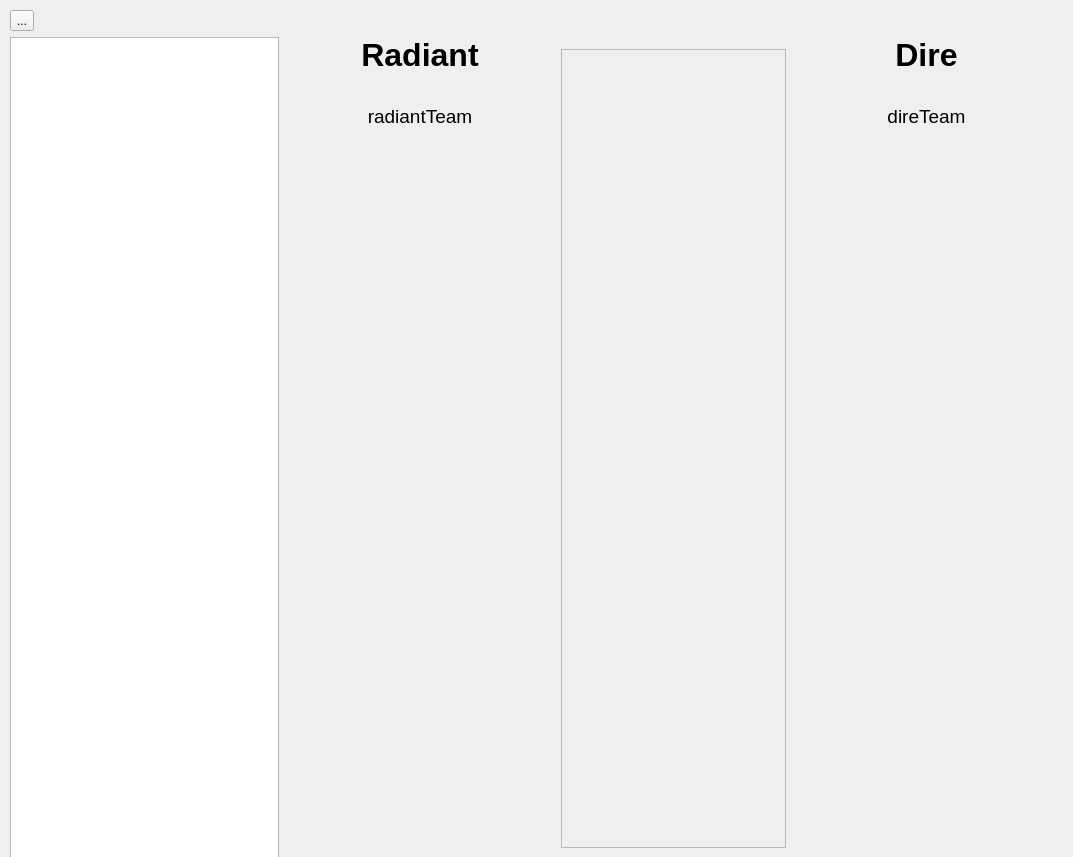
Qt form src/replaywidget.ui (Philaeux/chauve) before a commit.
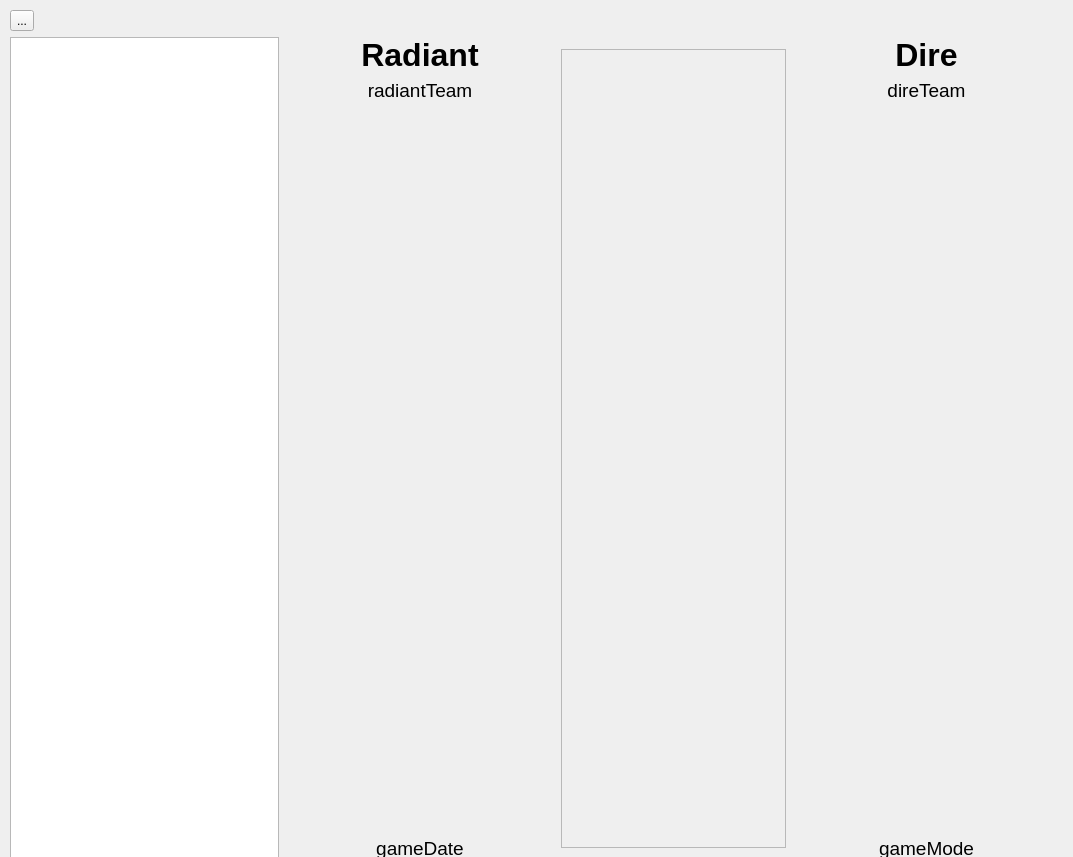
The same form after that commit. Icons and pictures are not drawn.

The edit to the form file:
```diff
--- a/src/replaywidget.ui
+++ b/src/replaywidget.ui
@@ -13,7 +13,7 @@
   <property name="toolTip">
    <string>Refresh replays dem files from steam folder.</string>
   </property>
-  <widget class="QWidget" name="">
+  <widget class="QWidget" name="layoutWidget">
    <property name="geometry">
     <rect>
      <x>10</x>
@@ -101,6 +101,26 @@
           </property>
          </widget>
         </item>
+        <item>
+         <widget class="QLabel" name="radiantTeam">
+          <property name="font">
+           <font>
+            <pointsize>14</pointsize>
+            <weight>50</weight>
+            <bold>false</bold>
+           </font>
+          </property>
+          <property name="text">
+           <string>radiantTeam</string>
+          </property>
+          <property name="textFormat">
+           <enum>Qt::AutoText</enum>
+          </property>
+          <property name="alignment">
+           <set>Qt::AlignHCenter|Qt::AlignTop</set>
+          </property>
+         </widget>
+        </item>
         <item>
          <layout class="QHBoxLayout" name="horizontalLayout_2">
           <item>
@@ -153,26 +173,6 @@
           </item>
          </layout>
         </item>
-        <item>
-         <widget class="QLabel" name="radiantTeam">
-          <property name="font">
-           <font>
-            <pointsize>14</pointsize>
-            <weight>50</weight>
-            <bold>false</bold>
-           </font>
-          </property>
-          <property name="text">
-           <string>radiantTeam</string>
-          </property>
-          <property name="textFormat">
-           <enum>Qt::AutoText</enum>
-          </property>
-          <property name="alignment">
-           <set>Qt::AlignHCenter|Qt::AlignTop</set>
-          </property>
-         </widget>
-        </item>
         <item>
          <spacer name="verticalSpacer">
           <property name="orientation">
@@ -186,6 +186,26 @@
           </property>
          </spacer>
         </item>
+        <item>
+         <widget class="QLabel" name="gameDate">
+          <property name="font">
+           <font>
+            <pointsize>14</pointsize>
+            <weight>50</weight>
+            <bold>false</bold>
+           </font>
+          </property>
+          <property name="text">
+           <string>gameDate</string>
+          </property>
+          <property name="textFormat">
+           <enum>Qt::AutoText</enum>
+          </property>
+          <property name="alignment">
+           <set>Qt::AlignHCenter|Qt::AlignTop</set>
+          </property>
+         </widget>
+        </item>
        </layout>
       </item>
       <item>
@@ -1278,6 +1298,26 @@
           </property>
          </widget>
         </item>
+        <item>
+         <widget class="QLabel" name="direTeam">
+          <property name="font">
+           <font>
+            <pointsize>14</pointsize>
+            <weight>50</weight>
+            <bold>false</bold>
+           </font>
+          </property>
+          <property name="text">
+           <string>direTeam</string>
+          </property>
+          <property name="textFormat">
+           <enum>Qt::AutoText</enum>
+          </property>
+          <property name="alignment">
+           <set>Qt::AlignHCenter|Qt::AlignTop</set>
+          </property>
+         </widget>
+        </item>
         <item>
          <layout class="QHBoxLayout" name="horizontalLayout">
           <item>
@@ -1330,26 +1370,6 @@
           </item>
          </layout>
         </item>
-        <item>
-         <widget class="QLabel" name="direTeam">
-          <property name="font">
-           <font>
-            <pointsize>14</pointsize>
-            <weight>50</weight>
-            <bold>false</bold>
-           </font>
-          </property>
-          <property name="text">
-           <string>direTeam</string>
-          </property>
-          <property name="textFormat">
-           <enum>Qt::AutoText</enum>
-          </property>
-          <property name="alignment">
-           <set>Qt::AlignHCenter|Qt::AlignTop</set>
-          </property>
-         </widget>
-        </item>
         <item>
          <spacer name="verticalSpacer_2">
           <property name="orientation">
@@ -1363,6 +1383,26 @@
           </property>
          </spacer>
         </item>
+        <item>
+         <widget class="QLabel" name="gameMode">
+          <property name="font">
+           <font>
+            <pointsize>14</pointsize>
+            <weight>50</weight>
+            <bold>false</bold>
+           </font>
+          </property>
+          <property name="text">
+           <string>gameMode</string>
+          </property>
+          <property name="textFormat">
+           <enum>Qt::AutoText</enum>
+          </property>
+          <property name="alignment">
+           <set>Qt::AlignHCenter|Qt::AlignTop</set>
+          </property>
+         </widget>
+        </item>
        </layout>
       </item>
      </layout>
```
